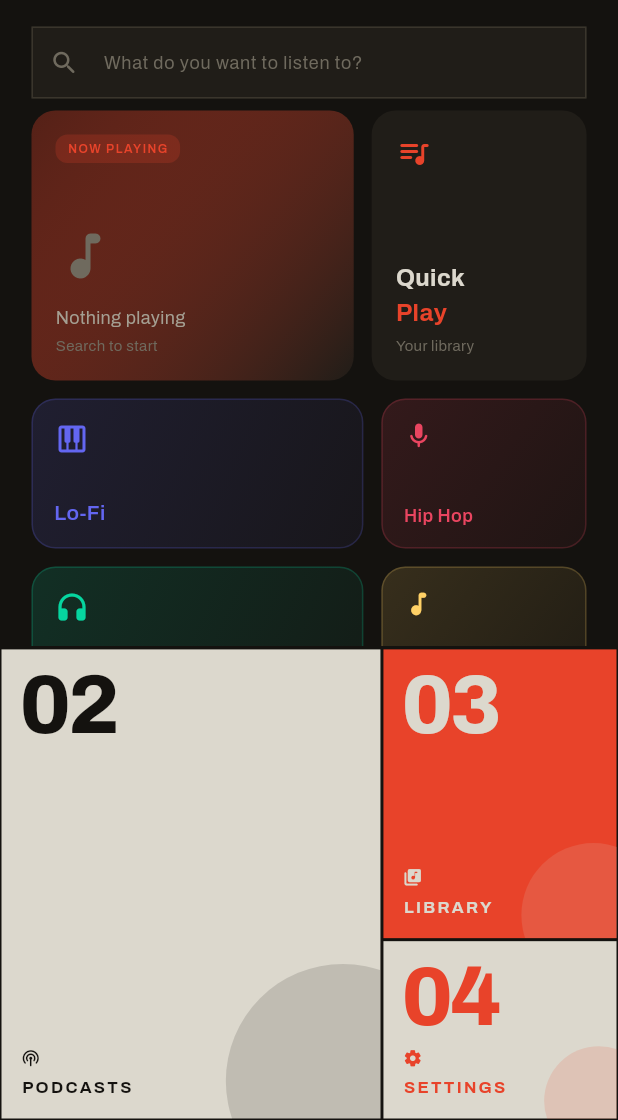
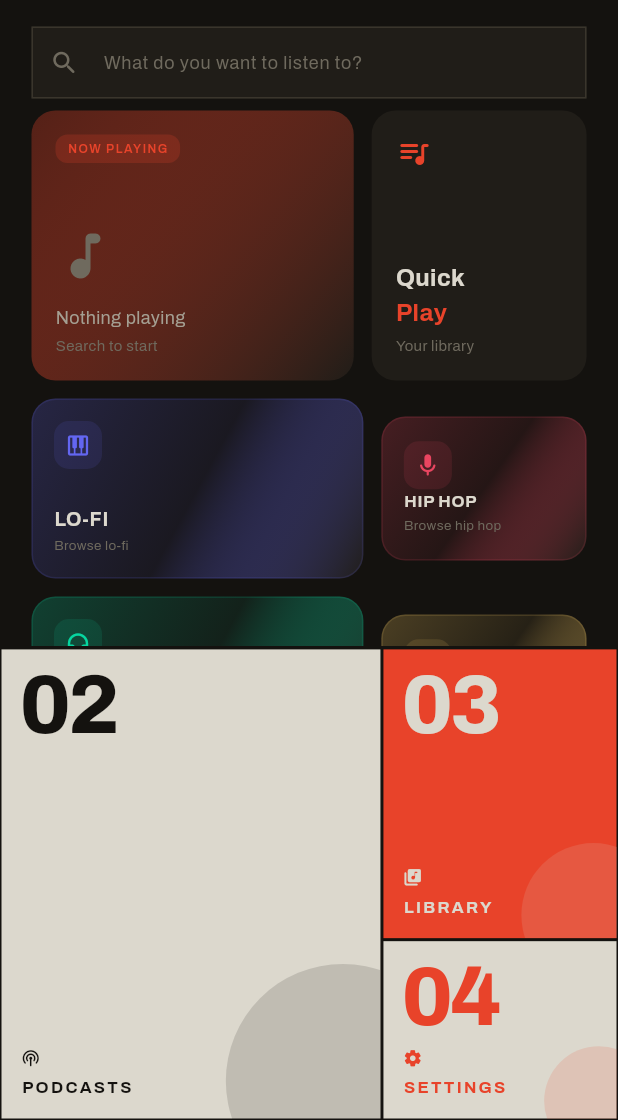
Before and after one commit to 0giinn0/Aud.io, a Flutter app: the screen it shows after launch, after a tap on "Quick", after a tap on "01", on a phone screen of 412 x 824 dp, the part 116-1236 px from its top. Run offline on Flutter 3.47's test engine with Material 3 defaults, Android fonts, the phone set to English and light mode, and no system bars; our stand-ins replace audio_service, file_picker, google_fonts, just_audio, pdf, permission_handler and 4 more; missing offline and left inert: audio_session, dart:html, dart:js; accounts and stored records are empty; network calls fail; statements that could not run were skipped.

Commit message:
fix: web downloads, bento box improvements for genres & podcasts

```diff
--- a/aud.io/lib/pages/home_page.dart
+++ b/aud.io/lib/pages/home_page.dart
@@ -495,46 +495,60 @@ class _HomePageState extends State<HomePage> {
   }
 
   Widget _buildGenreTile(Map<String, dynamic> genre, {required bool isBig}) {
+    final color = genre['color'] as Color;
+    final icon = genre['icon'] as IconData;
+    final name = genre['name'] as String;
+
     return GestureDetector(
       onTap: () {
-        _searchController.text = genre['name'] as String;
-        _search(genre['name'] as String);
+        _searchController.text = name;
+        _search(name);
       },
       child: Container(
-        height: isBig ? 100 : 100,
+        height: isBig ? 120 : 96,
         padding: const EdgeInsets.all(14),
         decoration: BoxDecoration(
           gradient: LinearGradient(
             begin: Alignment.topLeft,
             end: Alignment.bottomRight,
             colors: [
-              (genre['color'] as Color).withValues(alpha: 0.15),
-              (genre['color'] as Color).withValues(alpha: 0.05),
+              color.withAlpha(60),
+              color.withAlpha(20),
+              AudIoTheme.surface,
             ],
+            stops: const [0.0, 0.5, 1.0],
           ),
           borderRadius: BorderRadius.circular(16),
-          border: Border.all(
-            color: (genre['color'] as Color).withValues(alpha: 0.2),
-            width: 1,
-          ),
+          border: Border.all(color: color.withAlpha(35), width: 1),
         ),
         child: Column(
           crossAxisAlignment: CrossAxisAlignment.start,
-          mainAxisAlignment: MainAxisAlignment.spaceBetween,
+          mainAxisAlignment: isBig ? MainAxisAlignment.spaceBetween : MainAxisAlignment.center,
           children: [
-            Icon(genre['icon'] as IconData, size: isBig ? 24 : 20, color: genre['color'] as Color),
-            Flexible(
-              child: Text(
-                genre['name'] as String,
-                maxLines: 2,
-                overflow: TextOverflow.ellipsis,
-                style: TextStyle(
-                  fontSize: isBig ? 14 : 12,
-                  color: genre['color'] as Color,
-                  fontWeight: FontWeight.w600,
-                  height: 1.2,
-                ),
+            Container(
+              width: 32,
+              height: 32,
+              decoration: BoxDecoration(
+                color: color.withAlpha(30),
+                borderRadius: BorderRadius.circular(10),
               ),
+              child: Icon(icon, size: 18, color: color),
+            ),
+            Column(
+              crossAxisAlignment: CrossAxisAlignment.start,
+              children: [
+                Text(name.toUpperCase(), style: TextStyle(
+                  fontSize: isBig ? 13 : 11,
+                  color: AudIoTheme.onSurface,
+                  fontWeight: FontWeight.w700,
+                  letterSpacing: 0.5,
+                )),
+                const SizedBox(height: 2),
+                Text('Browse ${name.toLowerCase()}', style: TextStyle(
+                  fontSize: 9,
+                  color: AudIoTheme.subtle,
+                )),
+              ],
             ),
           ],
         ),
--- a/aud.io/lib/pages/podcast_page.dart
+++ b/aud.io/lib/pages/podcast_page.dart
@@ -216,48 +216,97 @@ class _PodcastPageState extends State<PodcastPage> {
 
   Widget _buildGenreChips() {
     return Padding(
-      padding: const EdgeInsets.only(bottom: 8),
-      child: SizedBox(
-        height: 40,
-        child: ListView.separated(
-          scrollDirection: Axis.horizontal,
       padding: const EdgeInsets.symmetric(horizontal: 20),
-          itemCount: _genres.length,
-          separatorBuilder: (_, __) => const SizedBox(width: 8),
-          itemBuilder: (context, index) {
-            final genre = _genres[index];
-            final isActive = _activeGenre == genre['name'];
+      child: Column(
+        children: List.generate((_genres.length / 2).ceil(), (rowIndex) {
+          final firstIdx = rowIndex * 2;
+          final secondIdx = firstIdx + 1;
+          final firstGenre = _genres[firstIdx];
+          final secondGenre = secondIdx < _genres.length ? _genres[secondIdx] : null;
+          final firstActive = _activeGenre == firstGenre['name'];
+          final secondActive = secondGenre != null && _activeGenre == secondGenre['name'];
+
+          return Padding(
+            padding: const EdgeInsets.only(bottom: 10),
+            child: Row(
+              children: [
+                Expanded(
+                  flex: 618,
+                  child: _buildGenreTile(firstGenre, isActive: firstActive, isBig: true),
+                ),
+                const SizedBox(width: 12),
+                Expanded(
+                  flex: 382,
+                  child: secondGenre != null
+                      ? _buildGenreTile(secondGenre, isActive: secondActive, isBig: false)
+                      : const SizedBox.shrink(),
+                ),
+              ],
+            ),
+          );
+        }),
+      ),
+    );
+  }
+
+  Widget _buildGenreTile(Map<String, dynamic> genre, {required bool isActive, required bool isBig}) {
     final color = genre['color'] as Color;
+    final icon = genre['icon'] as IconData;
+    final name = genre['name'] as String;
+
     return GestureDetector(
-              onTap: () => _searchGenre(genre['name'] as String),
+      onTap: () => _searchGenre(name),
       child: AnimatedContainer(
-                duration: const Duration(milliseconds: 200),
-                padding: const EdgeInsets.symmetric(horizontal: 12, vertical: 6),
+        duration: const Duration(milliseconds: 300),
+        height: isBig ? 90 : 76,
+        padding: const EdgeInsets.all(12),
         decoration: BoxDecoration(
-                  color: isActive ? color : color.withValues(alpha: 0.12),
-                  borderRadius: BorderRadius.circular(20),
+          gradient: isActive
+              ? LinearGradient(
+                  begin: Alignment.topLeft,
+                  end: Alignment.bottomRight,
+                  colors: [color.withAlpha(80), color.withAlpha(30), AudIoTheme.surface],
+                  stops: const [0.0, 0.4, 1.0],
+                )
+              : null,
+          color: isActive ? null : AudIoTheme.surface,
+          borderRadius: BorderRadius.circular(16),
           border: Border.all(
-                    color: isActive ? color : color.withValues(alpha: 0.35),
-                    width: 1,
+            color: isActive ? color : color.withAlpha(30),
+            width: isActive ? 1.5 : 1,
           ),
         ),
         child: Row(
-                  mainAxisSize: MainAxisSize.min,
           children: [
-                    Icon(genre['icon'] as IconData, size: 13,
-                      color: isActive ? Colors.white : color),
-                    const SizedBox(width: 5),
-                    Text(genre['name'] as String,
-                      style: TextStyle(
+            Container(
+              width: 32,
+              height: 32,
+              decoration: BoxDecoration(
+                color: isActive ? color.withAlpha(40) : color.withAlpha(20),
+                borderRadius: BorderRadius.circular(10),
+              ),
+              child: Icon(icon, size: 16, color: isActive ? color : color.withAlpha(180)),
+            ),
+            const SizedBox(width: 10),
+            Expanded(
+              child: Column(
+                crossAxisAlignment: CrossAxisAlignment.start,
+                mainAxisAlignment: MainAxisAlignment.center,
+                children: [
+                  Text(name, style: TextStyle(
                     fontSize: 11,
-                        color: isActive ? Colors.white : color,
+                    color: isActive ? color : AudIoTheme.onSurface,
                     fontWeight: FontWeight.w600,
+                  )),
+                  if (isActive)
+                    Text('Showing results', style: TextStyle(
+                      fontSize: 8,
+                      color: color.withAlpha(180),
                     )),
                 ],
               ),
             ),
-            );
-          },
+          ],
         ),
       ),
     );
--- /dev/null
+++ b/aud.io/lib/services/download_platform.dart
@@ -0,0 +1,3 @@
+void triggerDownload(String url, String filename) {
+  // Mobile: download handled by DownloadService streaming to file
+}
--- /dev/null
+++ b/aud.io/lib/services/download_platform_web.dart
@@ -0,0 +1,10 @@
+// Web implementation of file download
+import 'dart:html';
+
+void triggerDownload(String url, String filename) {
+  final anchor = AnchorElement(href: url)
+    ..target = '_blank'
+    ..download = filename;
+  anchor.click();
+  anchor.remove();
+}
--- a/aud.io/lib/services/download_service.dart
+++ b/aud.io/lib/services/download_service.dart
@@ -4,6 +4,7 @@ import 'package:path_provider/path_provider.dart';
 import 'package:http/http.dart' as http;
 import 'package:aud_io/core/models/track.dart';
 import 'package:aud_io/services/api_service.dart';
+import 'download_platform.dart' if (dart.library.html) 'download_platform_web.dart';
 
 // Notification callback type
 typedef DownloadNotificationCallback = void Function(DownloadNotification notification);
@@ -58,7 +59,7 @@ class DownloadService extends ChangeNotifier {
 
   String? getLocalPath(String id) => _localFiles[id];
 
-  /// Download a YouTube/SoundCloud track via yt-dlp server
+  /// Download a YouTube/SoundCloud track
   Future<void> downloadTrack(String id, TrackSource source, {String? trackTitle}) async {
     if (_tasks.containsKey(id)) return;
     if (isDownloaded(id)) return;
@@ -80,32 +81,31 @@ class DownloadService extends ChangeNotifier {
         throw Exception('Server error: ${response.statusCode}');
       }
 
-      if (response.body.contains('"cached":true')) {
+      final fileUrl = '$baseUrl/api/download/$id';
+
+      if (kIsWeb) {
+        // Web: open download URL in new tab to trigger browser's native download
+        triggerDownload(fileUrl, trackTitle ?? id);
         task.status = DownloadStatus.completed;
         task.progress = 1.0;
-        if (!kIsWeb) {
-          final localPath = '${_downloadDir!.path}/$id.mp3';
-          _localFiles[id] = localPath;
-        }
         _notify(DownloadNotification(id: id, type: DownloadNotificationType.completed, title: trackTitle ?? 'Download complete', progress: 1.0));
         notifyListeners();
         return;
       }
 
-      final fileUrl = '$baseUrl/api/download/$id';
+      // Mobile: stream to local file
       final req = http.Request('GET', Uri.parse(fileUrl));
       final streamed = await http.Client().send(req);
       final totalBytes = streamed.contentLength ?? 0;
       int receivedBytes = 0;
 
-      if (!kIsWeb && _downloadDir != null) {
+      if (_downloadDir != null) {
         final file = File('${_downloadDir!.path}/$id.mp3');
         final sink = file.openWrite();
         await for (final chunk in streamed.stream) {
           sink.add(chunk);
           receivedBytes += chunk.length;
           task.progress = totalBytes > 0 ? receivedBytes / totalBytes : 0.5;
-          _notify(DownloadNotification(id: id, type: DownloadNotificationType.progress, title: trackTitle ?? 'Downloading...', progress: task.progress));
           notifyListeners();
         }
         await sink.close();
@@ -135,39 +135,31 @@ class DownloadService extends ChangeNotifier {
     notifyListeners();
 
     try {
+      if (kIsWeb) {
+        // Web: trigger browser download of the audio URL directly
+        triggerDownload(ApiService.proxyDirectUrl(audioUrl), title ?? episodeId);
+        task.status = DownloadStatus.completed;
+        task.progress = 1.0;
+        _notify(DownloadNotification(id: episodeId, type: DownloadNotificationType.completed, title: title ?? 'Download complete', progress: 1.0));
+        notifyListeners();
+        return;
+      }
+
+      // Mobile: stream to local file via proxy
       final baseUrl = ApiService.baseUrl;
-      // Proxy the podcast URL through our server for CORS + Range support
       final proxyUrl = '$baseUrl/api/proxy?url=${Uri.encodeQueryComponent(audioUrl)}';
       final req = http.Request('GET', Uri.parse(proxyUrl));
       final streamed = await http.Client().send(req).timeout(const Duration(minutes: 5));
       final totalBytes = streamed.contentLength ?? 0;
       int receivedBytes = 0;
 
-      if (totalBytes == 0) {
-        // Fallback: try direct URL
-        streamed.stream.drain();
-        final fallbackReq = http.Request('GET', Uri.parse(audioUrl));
-        final fallbackStreamed = await http.Client().send(fallbackReq).timeout(const Duration(minutes: 5));
-        if (!kIsWeb && _downloadDir != null) {
-          final file = File('${_downloadDir!.path}/$episodeId.mp3');
-          final sink = file.openWrite();
-          await for (final chunk in fallbackStreamed.stream) {
-            sink.add(chunk);
-            receivedBytes += chunk.length;
-            task.progress = 0.5;
-            notifyListeners();
-          }
-          await sink.close();
-          _localFiles[episodeId] = file.path;
-        }
-      } else if (!kIsWeb && _downloadDir != null) {
+      if (_downloadDir != null) {
         final file = File('${_downloadDir!.path}/$episodeId.mp3');
         final sink = file.openWrite();
         await for (final chunk in streamed.stream) {
           sink.add(chunk);
           receivedBytes += chunk.length;
           task.progress = totalBytes > 0 ? receivedBytes / totalBytes : 0.5;
-          _notify(DownloadNotification(id: episodeId, type: DownloadNotificationType.progress, title: title ?? 'Downloading...', progress: task.progress));
           notifyListeners();
         }
         await sink.close();
```
Also changed, not shown: .wrangler/cache/pages.json (added), .wrangler/cache/wrangler-account.json (added), 1 other file. Lines whose indentation alone changed are shown as unchanged.
